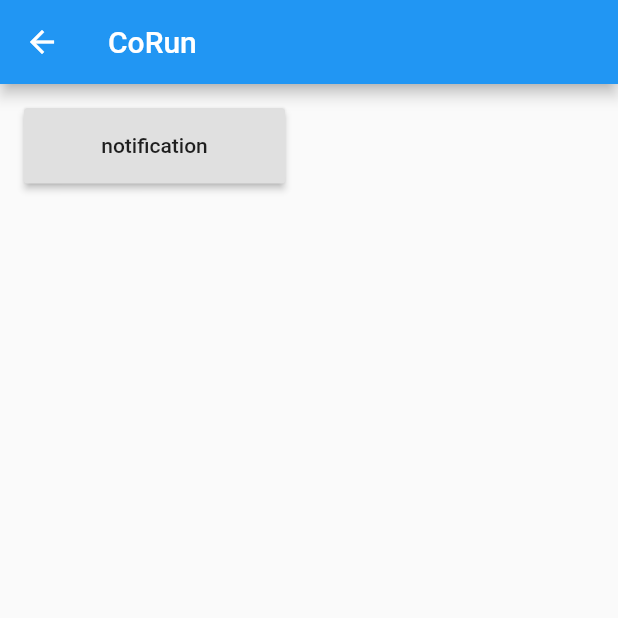
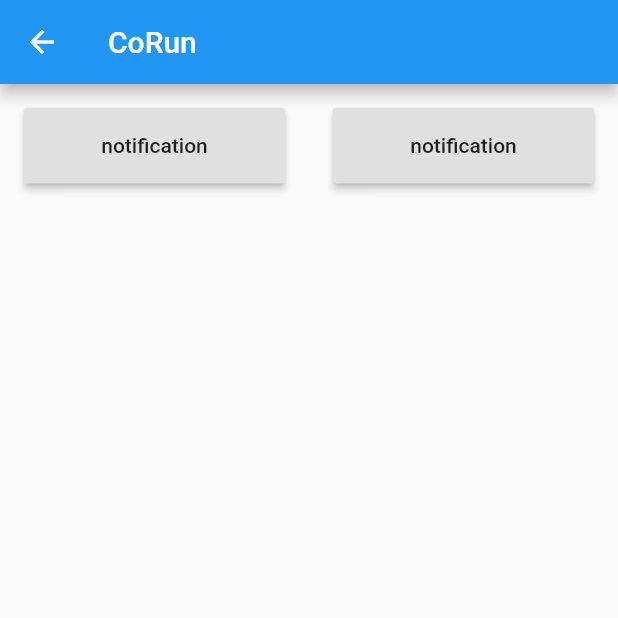
Before and after one commit to santoshparshetty/co-run, a Flutter app: the screen it shows after launch, on a phone screen of 412 x 824 dp, the top half of it. Run offline on Flutter 3.47's test engine with Material 2 defaults, Android fonts, the light colour scheme and no system bars.

Commit message:
Initial Commit

```diff
--- a/co_run/lib/screens/start.dart
+++ b/co_run/lib/screens/start.dart
@@ -33,6 +33,18 @@ class _StartState extends State<Start> {
               child: Text("notification"),
             ),
           ),
+          Container(
+            padding: EdgeInsets.all(16),
+            child: RaisedButton(
+              onPressed: () {
+                NavigationService.instance.pushNamed(
+                  context,
+                  Routes.demoScreen,
+                );
+              },
+              child: Text("notification"),
+            ),
+          ),
         ],
       ),
     );
```
Also changed, not shown: co_run/pubspec.lock.
